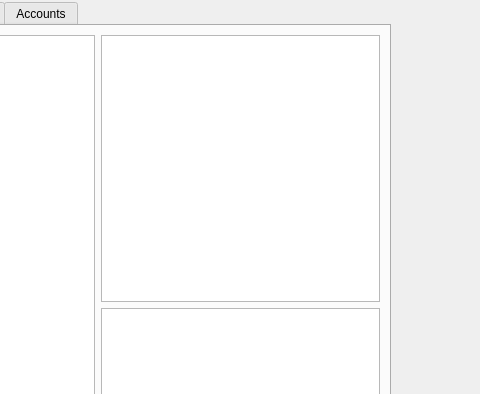
Old version of the form gui/mainwindow.ui in the repository explosion204/office-expense-tracker; both pictures show x 225 to 705 and y 0 to 394 of the 1052 by 673 pixel window.
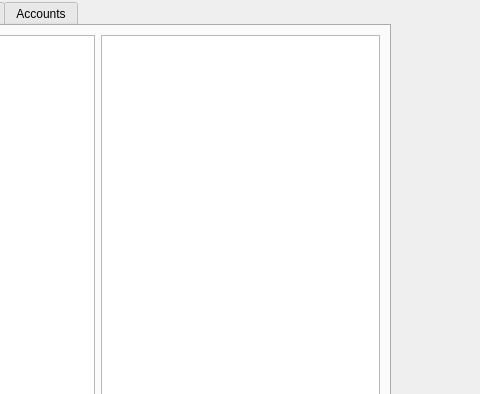
New version of the form.

Commit message: added charts to stats page

The edit to the form file:
```diff
--- a/gui/mainwindow.ui
+++ b/gui/mainwindow.ui
@@ -218,7 +218,7 @@
       <item row="0" column="1">
        <layout class="QVBoxLayout" name="verticalLayout_3">
         <item>
-         <widget class="QGraphicsView" name="statsGraphicsView"/>
+         <layout class="QGridLayout" name="chartGrid"/>
         </item>
         <item>
          <widget class="QTextBrowser" name="statsBrowser"/>
```
Left out of the diff: 2 changed lines with no effect on the pictures. The commit also changes 2 other files.
